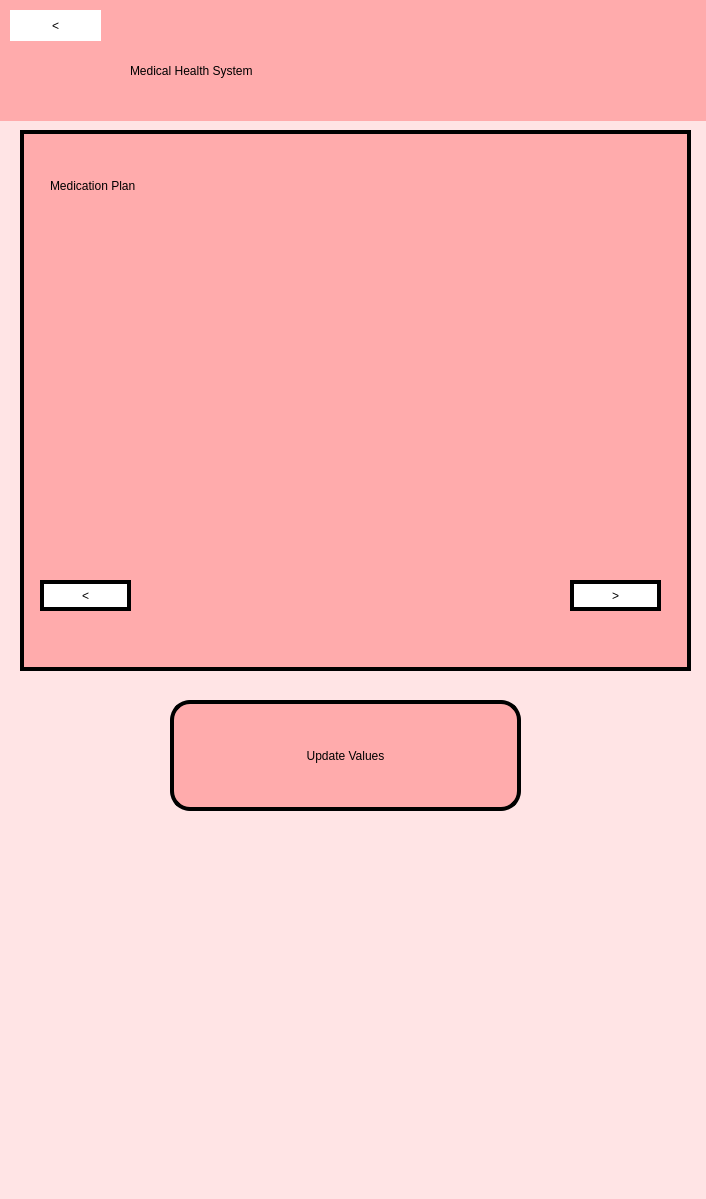
NaryanSambhi/CSCN72030---Sec3---Group2, file UI/PHS_prescription.ui: the form before one commit.
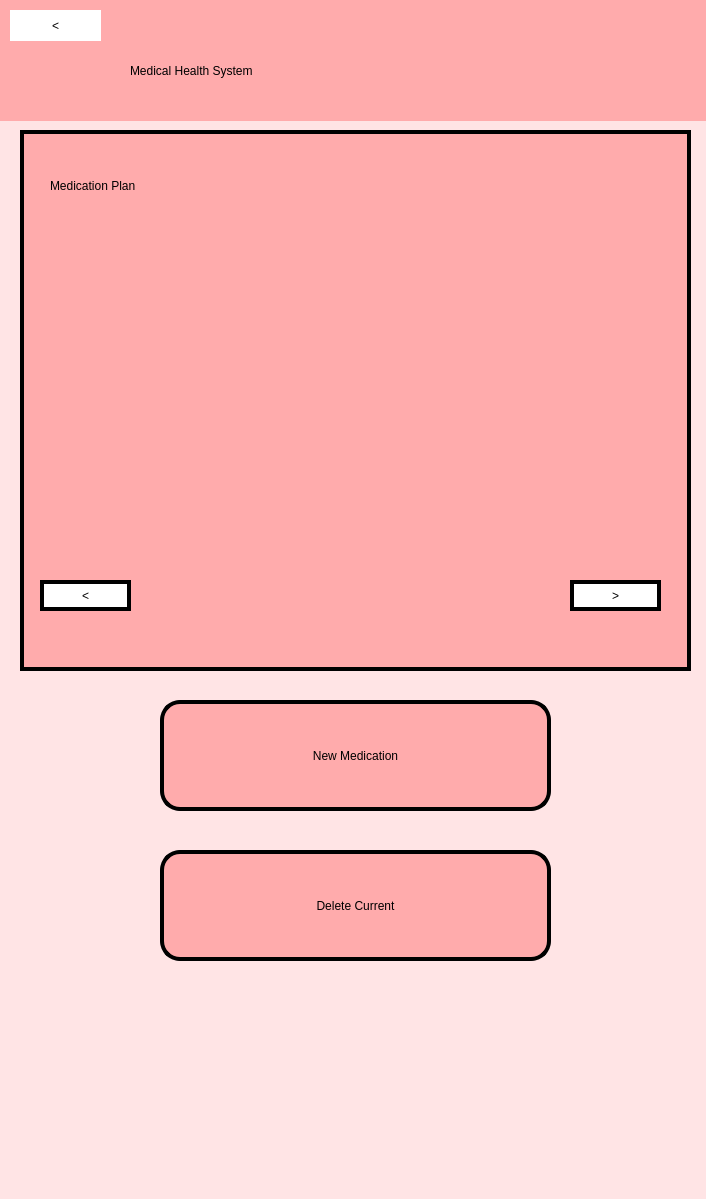
The form after the commit.

Commit message: created delete current

What changed in the file:
```diff
--- a/UI/PHS_prescription.ui
+++ b/UI/PHS_prescription.ui
@@ -237,9 +237,9 @@
     <widget class="QPushButton" name="UpdateValues">
      <property name="geometry">
       <rect>
-       <x>170</x>
+       <x>160</x>
        <y>730</y>
-       <width>351</width>
+       <width>391</width>
        <height>111</height>
       </rect>
      </property>
@@ -251,7 +251,27 @@
 font: 30pt &quot;Monospace&quot;;</string>
      </property>
      <property name="text">
-      <string>Update Values</string>
+      <string>New Medication</string>
+     </property>
+    </widget>
+    <widget class="QPushButton" name="Delete">
+     <property name="geometry">
+      <rect>
+       <x>160</x>
+       <y>880</y>
+       <width>391</width>
+       <height>111</height>
+      </rect>
+     </property>
+     <property name="styleSheet">
+      <string notr="true">color: rgb(0, 0, 0);
+background-color: rgb(255, 171, 172);
+border: 4px solid black;
+border-radius:20px;
+font: 30pt &quot;Monospace&quot;;</string>
+     </property>
+     <property name="text">
+      <string>Delete Current</string>
      </property>
     </widget>
    </widget>
```
The commit also changes 2 other files.
